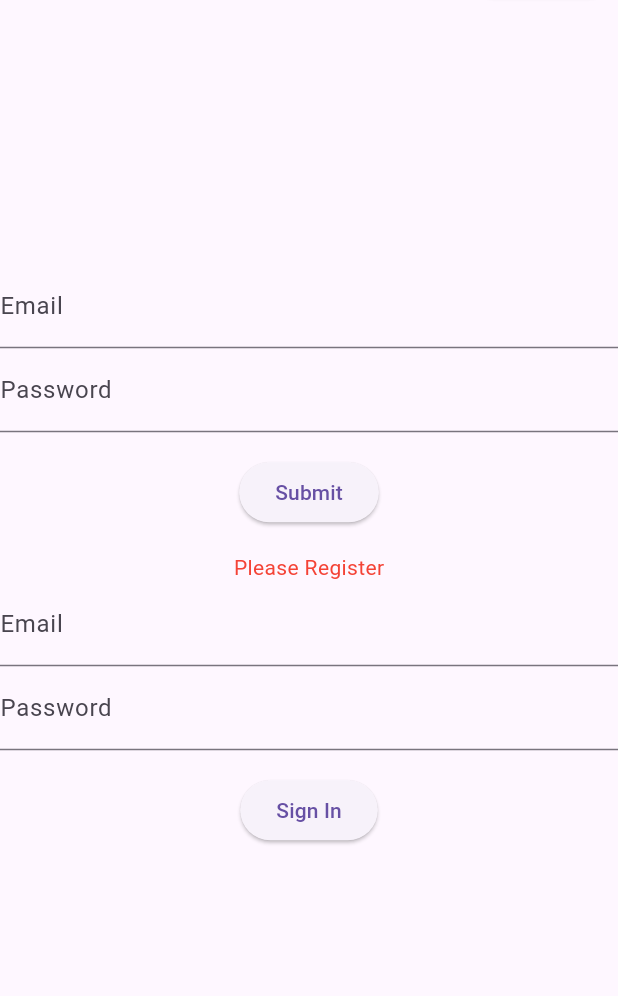
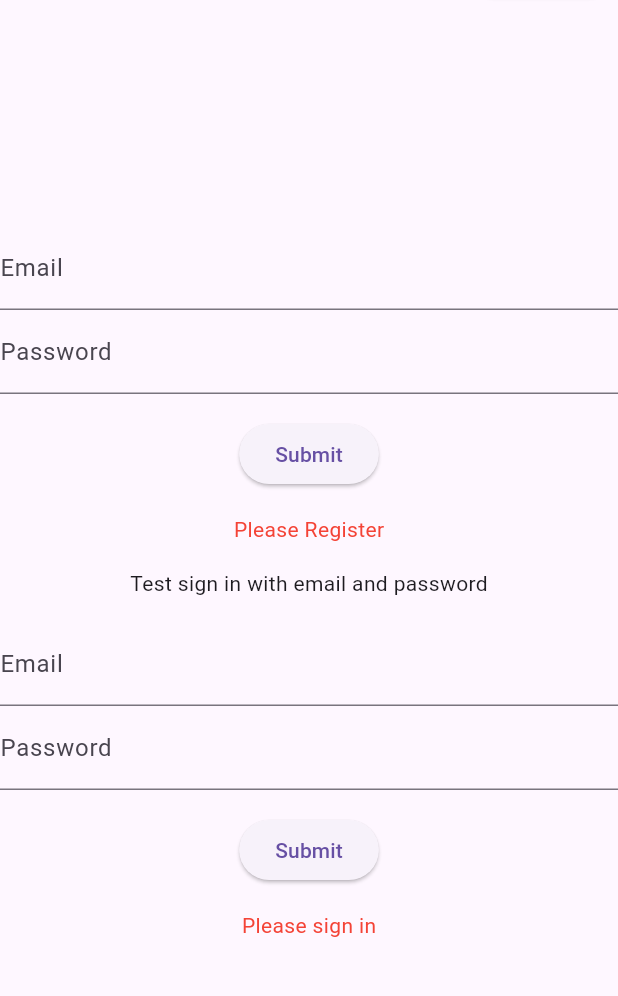
Before and after one commit to HassanCoulibaly/inclass13, a Flutter app: the screen it shows after launch, on a phone screen of 412 x 824 dp, the part 77-1073 px from its top. Run offline on Flutter 3.47's test engine with Material 3 defaults, Android fonts, the phone set to English and light mode, and no system bars; our stand-ins replace cloud_firestore, firebase_auth, firebase_core; accounts and stored records are empty.

Commit message:
second version

```diff
--- a/lib/main.dart
+++ b/lib/main.dart
@@ -169,20 +169,25 @@ class _EmailPasswordFormState extends State<EmailPasswordForm> {
   final GlobalKey<FormState> _formKey = GlobalKey<FormState>();
   final TextEditingController _emailController = TextEditingController();
   final TextEditingController _passwordController = TextEditingController();
-  String _message = '';
+  bool _success = false;
+  bool _initialState = true;
+  String _userEmail = '';
 
-  void _signIn() async {
+  void _signInWithEmailAndPassword() async {
     try {
       await widget.auth.signInWithEmailAndPassword(
         email: _emailController.text,
         password: _passwordController.text,
       );
       setState(() {
-        _message = 'Successfully signed in ${_emailController.text}';
+        _success = true;
+        _userEmail = _emailController.text;
+        _initialState = false;
       });
     } catch (e) {
       setState(() {
-        _message = 'Sign in failed';
+        _success = false;
+        _initialState = false;
       });
     }
   }
@@ -194,12 +199,17 @@ class _EmailPasswordFormState extends State<EmailPasswordForm> {
       child: Column(
         crossAxisAlignment: CrossAxisAlignment.start,
         children: <Widget>[
+          Container(
+            child: Text('Test sign in with email and password'),
+            padding: const EdgeInsets.all(16),
+            alignment: Alignment.center,
+          ),
           TextFormField(
             controller: _emailController,
             decoration: InputDecoration(labelText: 'Email'),
             validator: (value) {
               if (value?.isEmpty ?? true) {
-                return 'Please enter email';
+                return 'Please enter some text';
               }
               return null;
             },
@@ -207,10 +217,9 @@ class _EmailPasswordFormState extends State<EmailPasswordForm> {
           TextFormField(
             controller: _passwordController,
             decoration: InputDecoration(labelText: 'Password'),
-            obscureText: true,
             validator: (value) {
               if (value?.isEmpty ?? true) {
-                return 'Please enter password';
+                return 'Please enter some text';
               }
               return null;
             },
@@ -221,22 +230,22 @@ class _EmailPasswordFormState extends State<EmailPasswordForm> {
             child: ElevatedButton(
               onPressed: () {
                 if (_formKey.currentState!.validate()) {
-                  _signIn();
+                  _signInWithEmailAndPassword();
                 }
               },
-              child: Text('Sign In'),
+              child: Text('Submit'),
             ),
           ),
           Container(
             alignment: Alignment.center,
+            padding: const EdgeInsets.symmetric(horizontal: 16),
             child: Text(
-              _message,
-              style: TextStyle(
-                color:
-                    _message.contains('Successfully')
-                        ? Colors.green
-                        : Colors.red,
-              ),
+              _initialState
+                  ? 'Please sign in'
+                  : _success
+                  ? 'Successfully signed in $_userEmail'
+                  : 'Sign in failed',
+              style: TextStyle(color: _success ? Colors.green : Colors.red),
             ),
           ),
         ],
```
